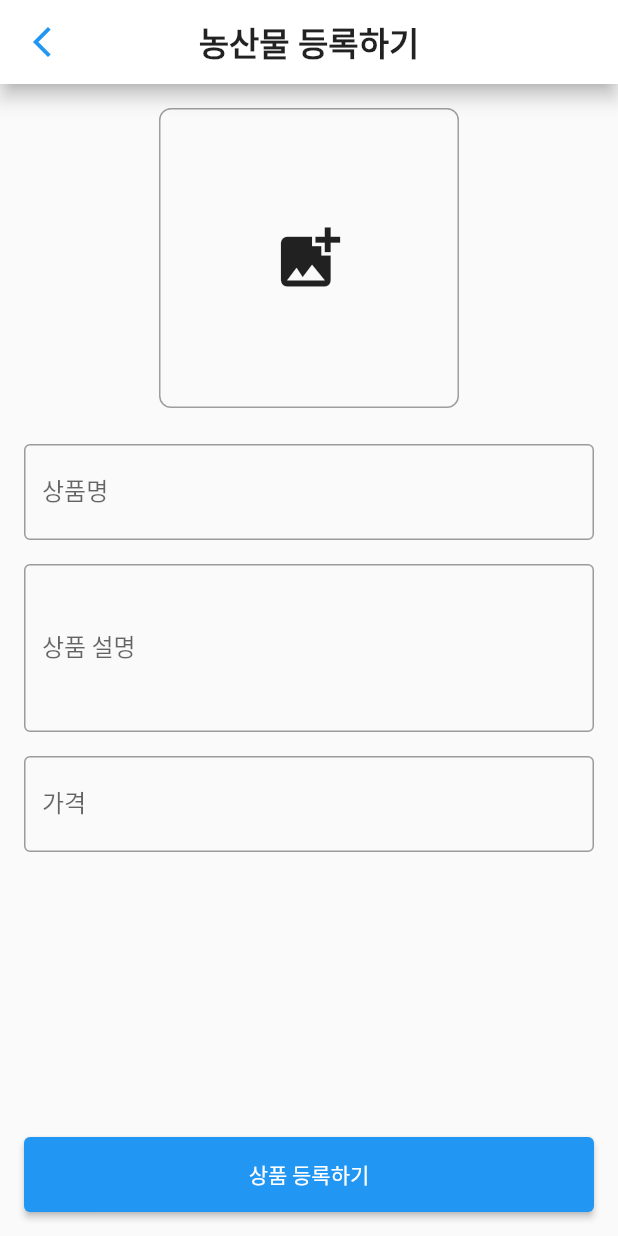
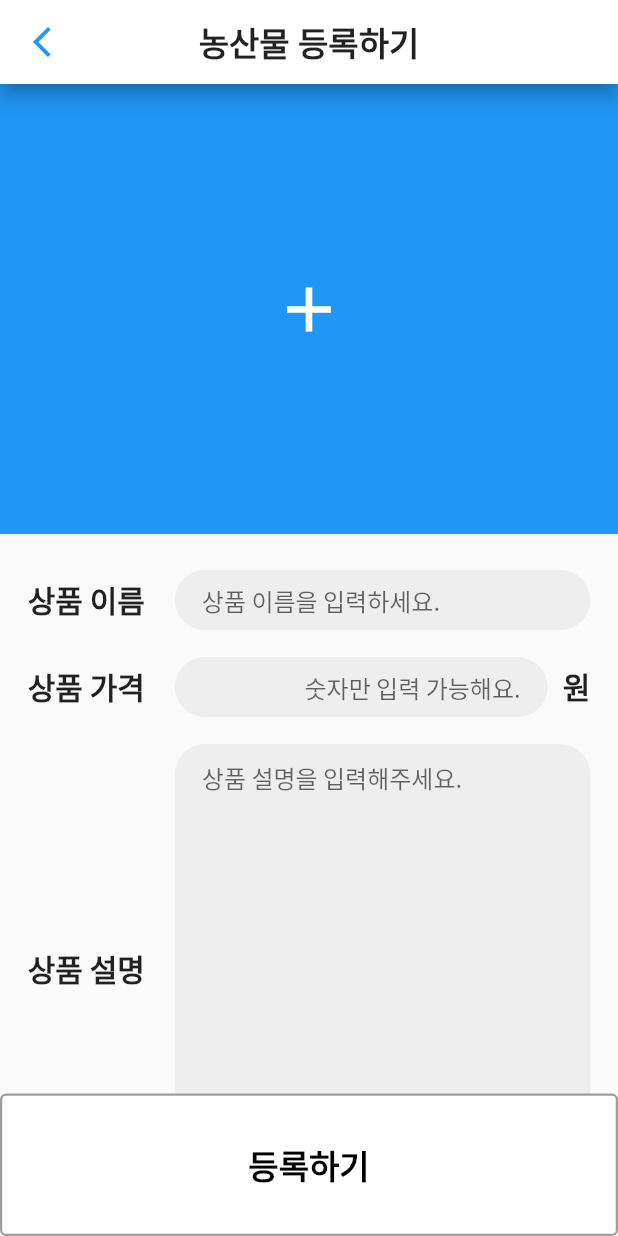
Before and after one commit to ballalssica/shoppingmall, a Flutter app: the HomePage screen opened directly, after a tap on the "add" icon, on a phone screen of 412 x 824 dp. Run offline on Flutter 3.47's test engine with Material 3 defaults, Android fonts, the phone set to English and light mode, and no system bars.

Commit message:
design: 상품등록 디자인 변경
상품등록 디자인 변경

```diff
--- a/lib/home_page/home_page.dart
+++ b/lib/home_page/home_page.dart
@@ -4,35 +4,50 @@ import 'package:shoppingmall/product_resistration/product_resistration.dart';
 import 'package:shoppingmall/models/product.dart';
 
 class HomePage extends StatefulWidget {
+  final List<Map<String, dynamic>>? data;
+
+  const HomePage({super.key, this.data});
+
   @override
   _HomePageState createState() => _HomePageState();
 }
 
 class _HomePageState extends State<HomePage> {
-  // 상품 리스트 관리
-  List<Map<String, dynamic>> items = [
+  late List<Map<String, dynamic>> items;
+
+  @override
+  void initState() {
+    super.initState();
+    // 초기 상품 리스트
+    items = [
       {
         "name": "일조농장 사과",
         "description": "신선한 사과 1박스",
-      "price": 25000,
+        "price": 25000.0,
       },
       {
         "name": "햇고구마",
         "description": "달콤한 고구마 5kg",
-      "price": 15000,
+        "price": 15000.0,
       },
       {
         "name": "제주 귤",
         "description": "싱싱한 제주도 귤 10kg",
-      "price": 30000,
+        "price": 30000.0,
       },
     ];
+
+    // 새로운 데이터 추가
+    if (widget.data != null) {
+      items.addAll(widget.data!);
+    }
+  }
 
   @override
   Widget build(BuildContext context) {
     return Scaffold(
       appBar: AppBar(
-        title: Text('상품 목록'),
+        title: const Text('상품 목록'),
       ),
       body: ListView.builder(
         padding: EdgeInsets.zero,
@@ -77,31 +92,31 @@ class _HomePageState extends State<HomePage> {
                         color: Colors.grey[200],
                         borderRadius: BorderRadius.circular(10),
                       ),
-                      child: Center(child: Text('이미지')),
+                      child: const Center(child: Text('이미지')),
                     ),
-                    SizedBox(width: 22),
+                    const SizedBox(width: 22),
                     Column(
                       crossAxisAlignment: CrossAxisAlignment.start,
                       children: [
                         Text(
                           item['name'],
-                          style: TextStyle(
+                          style: const TextStyle(
                             fontSize: 22,
                             fontWeight: FontWeight.bold,
                           ),
                         ),
-                        SizedBox(height: 10),
-                        Container(
+                        const SizedBox(height: 10),
+                        SizedBox(
                           width: 230,
                           child: Text(
                             item['description'],
-                            style: TextStyle(
+                            style: const TextStyle(
                               fontSize: 14,
                               color: Colors.grey,
                             ),
                           ),
                         ),
-                        SizedBox(height: 10),
+                        const SizedBox(height: 10),
                         Row(
                           children: [
                             Container(
@@ -109,11 +124,11 @@ class _HomePageState extends State<HomePage> {
                                 color: Colors.blue,
                                 borderRadius: BorderRadius.circular(30),
                               ),
-                              padding: EdgeInsets.symmetric(
+                              padding: const EdgeInsets.symmetric(
                                 horizontal: 10,
                                 vertical: 5,
                               ),
-                              child: Text(
+                              child: const Text(
                                 "일조농장",
                                 style: TextStyle(
                                   color: Colors.white,
@@ -122,21 +137,21 @@ class _HomePageState extends State<HomePage> {
                                 ),
                               ),
                             ),
-                            SizedBox(width: 25),
+                            const SizedBox(width: 25),
                             Container(
                               alignment: Alignment.centerRight, // 오른쪽 정렬
                               child: Row(
                                 mainAxisSize: MainAxisSize.min,
                                 children: [
                                   Text(
-        "${item['price'].toStringAsFixed(0)}", // 소수점 이하 제거
-        style: TextStyle(
+                                    "${(item['price'] is double ? item['price'] : double.parse(item['price'].toString())).toStringAsFixed(0)}",
+                                    style: const TextStyle(
                                       fontSize: 22,
                                       fontWeight: FontWeight.bold,
                                     ),
                                   ),
-      SizedBox(width: 5),
-      Text(
+                                  const SizedBox(width: 5),
+                                  const Text(
                                     "원",
                                     style: TextStyle(
                                       fontSize: 22,
@@ -146,7 +161,6 @@ Container(
                                 ],
                               ),
                             ),
-
                           ],
                         ),
                       ],
@@ -173,7 +187,7 @@ Container(
               items.add({
                 'name': result.name,
                 'description': result.description,
-                'price': result.price,
+                'price': result.price ?? 0.0, // 기본값 처리
               });
             });
           }
--- a/lib/product_resistration/product_resistration.dart
+++ b/lib/product_resistration/product_resistration.dart
@@ -1,5 +1,6 @@
-// File: lib/product_resistration/product_resistration.dart
 import 'package:flutter/material.dart';
+import 'package:shoppingmall/product_resistration/widget/inputbox.dart';
+import 'package:shoppingmall/product_resistration/widget/resistration_button.dart';
 import '../models/product.dart';
 
 class ProductRegistration extends StatefulWidget {
@@ -26,15 +27,23 @@ class _ProductRegistrationState extends State<ProductRegistration> {
 
   void _submitForm() {
     if (_formKey.currentState!.validate()) {
-      // Create a new Product instance
+      double? price;
+      try {
+        price = double.parse(_priceController.text);
+      } catch (e) {
+        ScaffoldMessenger.of(context).showSnackBar(
+          const SnackBar(content: Text('Invalid price entered')),
+        );
+        return;
+      }
+
       final product = Product(
         image: _imageUrl,
         name: _nameController.text,
         description: _descriptionController.text,
-        price: double.parse(_priceController.text),
+        price: price,
       );
 
-      // Return the product to the previous screen
       Navigator.pop(context, product);
     }
   }
@@ -51,105 +60,45 @@ class _ProductRegistrationState extends State<ProductRegistration> {
           },
         ),
       ),
-      body: Form(
+      body: GestureDetector(
+        onTap: () => FocusScope.of(context).unfocus(),
+        child: Form(
           key: _formKey,
           child: SingleChildScrollView(
-          padding: const EdgeInsets.all(16),
             child: Column(
-            crossAxisAlignment: CrossAxisAlignment.start,
+              crossAxisAlignment: CrossAxisAlignment.stretch,
               children: [
-              // Image picker section
-              Center(
-                child: Container(
-                  width: 200,
-                  height: 200,
-                  decoration: BoxDecoration(
-                    border: Border.all(color: Colors.grey),
-                    borderRadius: BorderRadius.circular(8),
-                  ),
-                  child: _imageUrl.isEmpty
-                      ? IconButton(
-                          icon: const Icon(Icons.add_photo_alternate, size: 50),
-                          onPressed: () {
-                            // For now, just set a dummy image URL
-                            setState(() {
-                              _imageUrl = 'https://via.placeholder.com/200';
-                            });
-                          },
-                        )
-                      : Image.network(
-                          _imageUrl,
-                          fit: BoxFit.cover,
+                Container(
+                  height: 300,
+                  color: Colors.blue,
+                  child: const Center(
+                    child: Icon(
+                      Icons.add,
+                      size: 50,
+                      color: Colors.white,
                     ),
                   ),
                 ),
                 const SizedBox(height: 24),
 
-              // Product name field
-              TextFormField(
-                controller: _nameController,
-                decoration: const InputDecoration(
-                  labelText: '상품명',
-                  border: OutlineInputBorder(),
+                // InputBox 가로 중앙 정렬
+                Center(
+                  child: InputBox(
+                    nameController: _nameController,
+                    descriptionController: _descriptionController,
+                    priceController: _priceController,
                   ),
-                validator: (value) {
-                  if (value == null || value.isEmpty) {
-                    return '상품명을 입력해주세요';
-                  }
-                  return null;
-                },
-              ),
-              const SizedBox(height: 16),
-
-              // Product description field
-              TextFormField(
-                controller: _descriptionController,
-                decoration: const InputDecoration(
-                  labelText: '상품 설명',
-                  border: OutlineInputBorder(),
-                ),
-                maxLines: 3,
-                validator: (value) {
-                  if (value == null || value.isEmpty) {
-                    return '상품 설명을 입력해주세요';
-                  }
-                  return null;
-                },
-              ),
-              const SizedBox(height: 16),
-
-              // Price field
-              TextFormField(
-                controller: _priceController,
-                decoration: const InputDecoration(
-                  labelText: '가격',
-                  border: OutlineInputBorder(),
-                  suffixText: '원',
-                ),
-                keyboardType: TextInputType.number,
-                validator: (value) {
-                  if (value == null || value.isEmpty) {
-                    return '가격을 입력해주세요';
-                  }
-                  if (double.tryParse(value) == null) {
-                    return '올바른 가격을 입력해주세요';
-                  }
-                  return null;
-                },
                 ),
               ],
             ),
           ),
         ),
-      bottomNavigationBar: Padding(
-        padding: const EdgeInsets.all(16),
-        child: ElevatedButton(
+      ),
+      bottomNavigationBar: RegistrationButton(
         onPressed: _submitForm,
-          style: ElevatedButton.styleFrom(
-            minimumSize: const Size.fromHeight(50),
-          ),
-          child: const Text('상품 등록하기'),
-        ),
+        nameController: _nameController, // 추가
+        descriptionController: _descriptionController, // 추가
+        priceController: _priceController, // 추가
       ),
     );
   }
--- a/lib/product_resistration/widget/inputbox.dart
+++ b/lib/product_resistration/widget/inputbox.dart
@@ -1,9 +1,16 @@
 import 'package:flutter/material.dart';
 
 class InputBox extends StatelessWidget {
-  final TextEditingController priceController = TextEditingController();
+  final TextEditingController nameController;
+  final TextEditingController descriptionController;
+  final TextEditingController priceController;
 
-  InputBox({super.key});
+  const InputBox({
+    super.key,
+    required this.nameController,
+    required this.descriptionController,
+    required this.priceController,
+  });
 
   @override
   Widget build(BuildContext context) {
@@ -12,6 +19,7 @@ class InputBox extends StatelessWidget {
       child: Column(
         crossAxisAlignment: CrossAxisAlignment.start,
         children: [
+          // 상품 이름 필드
           Row(
             children: [
               const Text(
@@ -26,6 +34,7 @@ class InputBox extends StatelessWidget {
                 child: SizedBox(
                   height: 40,
                   child: TextField(
+                    controller: nameController,
                     decoration: InputDecoration(
                       hintText: '상품 이름을 입력하세요.',
                       filled: true,
@@ -34,8 +43,10 @@ class InputBox extends StatelessWidget {
                         borderRadius: BorderRadius.circular(20),
                         borderSide: BorderSide.none,
                       ),
-                      contentPadding:
-                          const EdgeInsets.symmetric(horizontal: 18, vertical: 0),
+                      contentPadding: const EdgeInsets.symmetric(
+                        horizontal: 18,
+                        vertical: 0,
+                      ),
                     ),
                   ),
                 ),
@@ -43,6 +54,8 @@ class InputBox extends StatelessWidget {
             ],
           ),
           const SizedBox(height: 18),
+
+          // 상품 가격 필드
           Row(
             crossAxisAlignment: CrossAxisAlignment.center,
             children: [
@@ -69,8 +82,10 @@ class InputBox extends StatelessWidget {
                         borderRadius: BorderRadius.circular(30),
                         borderSide: BorderSide.none,
                       ),
-                      contentPadding:
-                          const EdgeInsets.symmetric(horizontal: 18, vertical: 0),
+                      contentPadding: const EdgeInsets.symmetric(
+                        horizontal: 18,
+                        vertical: 0,
+                      ),
                     ),
                   ),
                 ),
@@ -86,6 +101,8 @@ class InputBox extends StatelessWidget {
             ],
           ),
           const SizedBox(height: 18),
+
+          // 상품 설명 필드
           Row(
             children: [
               const Text(
@@ -100,6 +117,7 @@ class InputBox extends StatelessWidget {
                 child: SizedBox(
                   height: 300,
                   child: TextField(
+                    controller: descriptionController,
                     maxLines: null,
                     expands: true,
                     keyboardType: TextInputType.multiline,
@@ -112,8 +130,10 @@ class InputBox extends StatelessWidget {
                         borderRadius: BorderRadius.circular(20),
                         borderSide: BorderSide.none,
                       ),
-                      contentPadding:
-                          const EdgeInsets.symmetric(horizontal: 18, vertical:10),
+                      contentPadding: const EdgeInsets.symmetric(
+                        horizontal: 18,
+                        vertical: 10,
+                      ),
                     ),
                   ),
                 ),
--- a/lib/product_resistration/widget/resistration_button.dart
+++ b/lib/product_resistration/widget/resistration_button.dart
@@ -1,7 +1,19 @@
 import 'package:flutter/material.dart';
+import 'package:shoppingmall/home_page/home_page.dart';
 
 class RegistrationButton extends StatelessWidget {
-  const RegistrationButton({super.key});
+  final VoidCallback onPressed;
+  final TextEditingController nameController;
+  final TextEditingController descriptionController;
+  final TextEditingController priceController;
+
+  const RegistrationButton({
+    super.key,
+    required this.onPressed,
+    required this.nameController,
+    required this.descriptionController,
+    required this.priceController,
+  });
 
   @override
   Widget build(BuildContext context) {
@@ -10,7 +22,6 @@ class RegistrationButton extends StatelessWidget {
       height: 95,
       child: OutlinedButton(
         onPressed: () {
-          // 버튼 클릭 시 팝업
           showDialog(
             context: context,
             builder: (context) => Dialog(
@@ -22,6 +33,7 @@ class RegistrationButton extends StatelessWidget {
                 width: 325,
                 child: Column(
                   crossAxisAlignment: CrossAxisAlignment.stretch,
+                  mainAxisAlignment: MainAxisAlignment.center, // 중앙 정렬
                   children: [
                     // 상단 파란색 영역
                     Container(
@@ -44,19 +56,37 @@ class RegistrationButton extends StatelessWidget {
                     ),
                     // 하단 확인 버튼
                     Container(
+                      height: 60,
                       decoration: const BoxDecoration(
                         color: Colors.white,
                         borderRadius: BorderRadius.vertical(
                           bottom: Radius.circular(20), // 하단 라운드 처리
                         ),
                       ),
+                      alignment: Alignment.center, // 버튼 중앙 정렬
                       child: TextButton(
                         onPressed: () {
-                          Navigator.pop(context);
+                          Navigator.pop(context); // 팝업 닫기
+
+                          // 데이터 가공
+                          List<Map<String, dynamic>> data = [
+                            {
+                              "name": nameController.text,
+                              "description": descriptionController.text.length > 10
+                                  ? descriptionController.text.substring(0, 10) + "..."
+                                  : descriptionController.text,
+                              "price": priceController.text,
+                            },
+                          ];
+
+                          // HomePage로 데이터 전달
+                          Navigator.pushReplacement(
+                            context,
+                            MaterialPageRoute(
+                              builder: (context) => HomePage(data: data),
+                            ),
+                          );
                         },
-                        style: TextButton.styleFrom(
-                          backgroundColor: Colors.white,
-                        ),
                         child: const Text(
                           '확인',
                           style: TextStyle(
```
Lines whose indentation alone changed are shown as unchanged.
